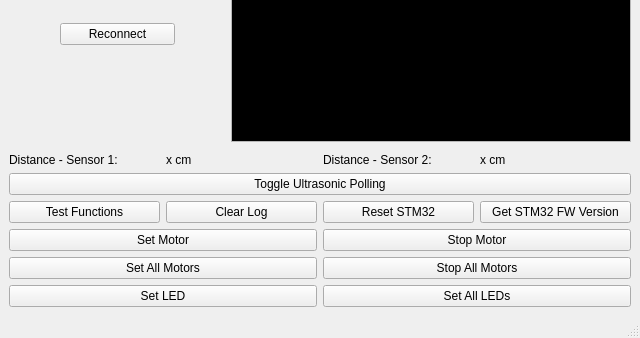
Before: the Qt Designer form mainwindow.ui in LeedsRaspJam/Cryptoid-Python, drawn with Qt 5; both pictures show x 0 to 640 and y 225 to 563 of the 640 by 563 pixel window.
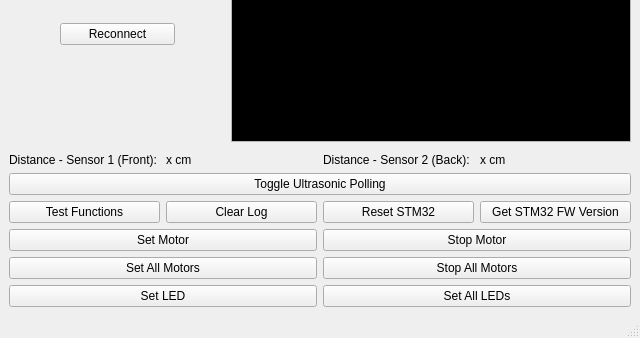
After: the same form once the commit is applied.

Patch:
```diff
--- a/mainwindow.ui
+++ b/mainwindow.ui
@@ -336,7 +336,7 @@
       <item>
        <widget class="QLabel" name="distanceLabel1">
         <property name="text">
-         <string>Distance - Sensor 1:</string>
+         <string>Distance - Sensor 1 (Front):</string>
         </property>
        </widget>
       </item>
@@ -350,7 +350,7 @@
       <item>
        <widget class="QLabel" name="distanceLabel2">
         <property name="text">
-         <string>Distance - Sensor 2:</string>
+         <string>Distance - Sensor 2 (Back):</string>
         </property>
        </widget>
       </item>
```
